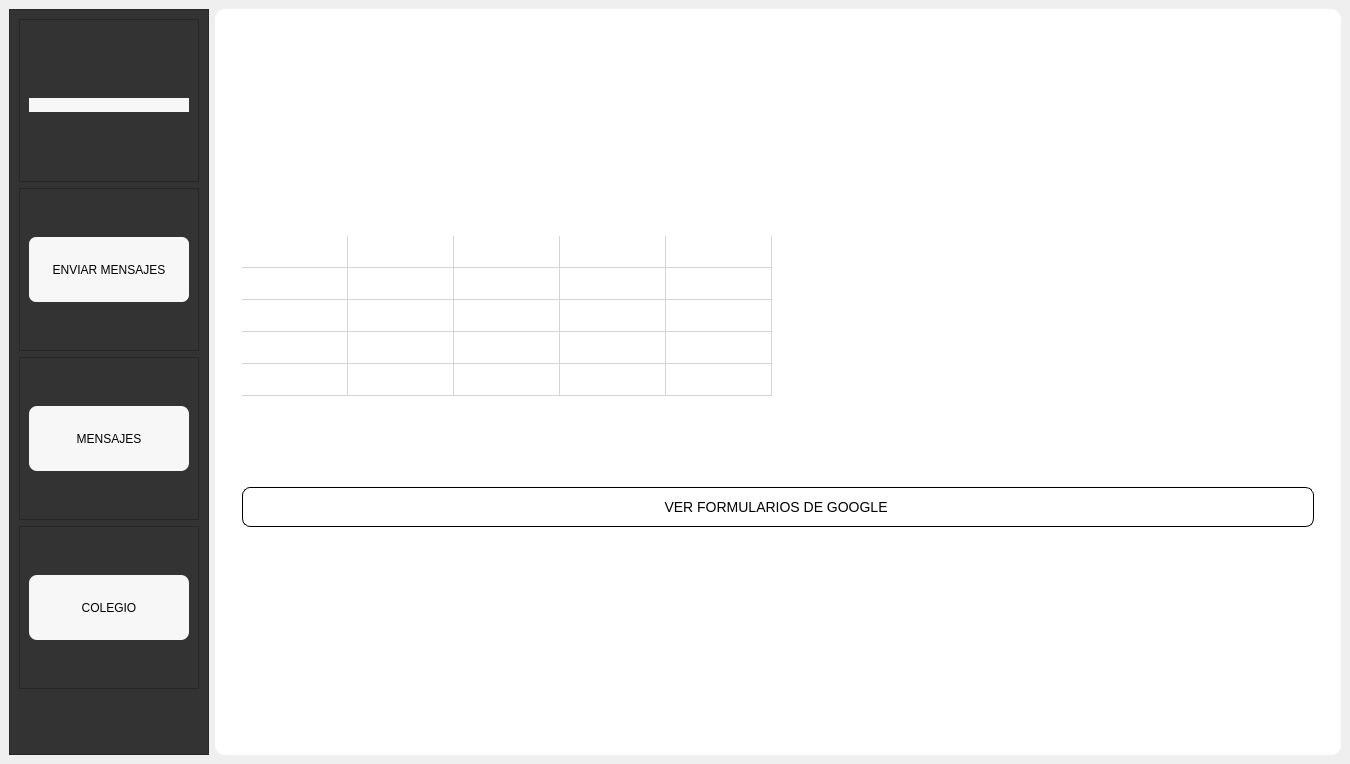
eduardez/SISINT, file Presentacion/UI_Files/UI_menu.ui: the form before one commit.
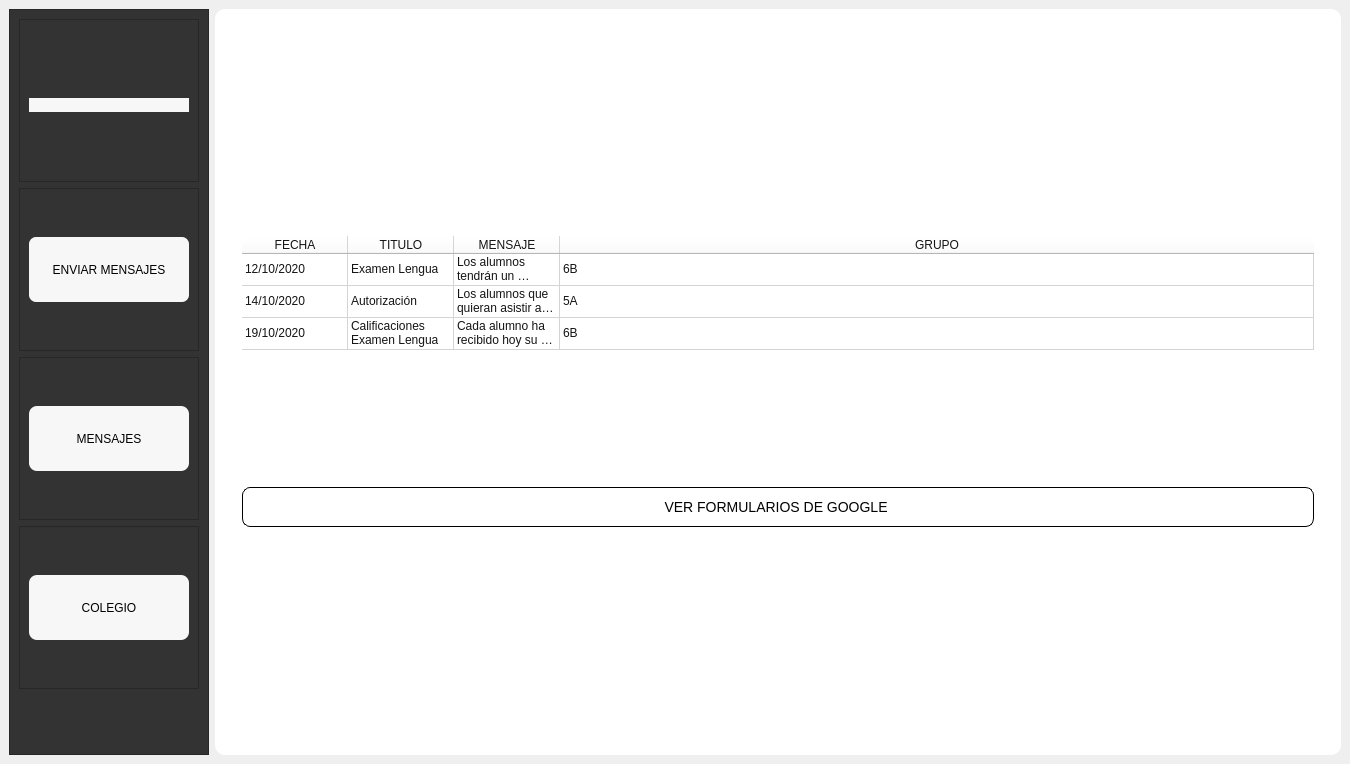
The form after the commit. The open tabs and pages were chosen to show the change. Icons and pictures are not drawn.

Diff of the .ui file:
```diff
--- a/Presentacion/UI_Files/UI_menu.ui
+++ b/Presentacion/UI_Files/UI_menu.ui
@@ -939,7 +939,7 @@
                  </size>
                 </property>
                 <attribute name="horizontalHeaderVisible">
-                 <bool>false</bool>
+                 <bool>true</bool>
                 </attribute>
                 <attribute name="horizontalHeaderCascadingSectionResizes">
                  <bool>false</bool>
@@ -948,10 +948,10 @@
                  <number>106</number>
                 </attribute>
                 <attribute name="horizontalHeaderShowSortIndicator" stdset="0">
-                 <bool>false</bool>
+                 <bool>true</bool>
                 </attribute>
                 <attribute name="horizontalHeaderStretchLastSection">
-                 <bool>false</bool>
+                 <bool>true</bool>
                 </attribute>
                 <attribute name="verticalHeaderVisible">
                  <bool>false</bool>
@@ -973,27 +973,17 @@
                 </attribute>
                 <row>
                  <property name="text">
-                  <string>New Row</string>
+                  <string>1</string>
                  </property>
                 </row>
                 <row>
                  <property name="text">
-                  <string>New Row</string>
+                  <string>2</string>
                  </property>
                 </row>
                 <row>
                  <property name="text">
-                  <string>New Row</string>
-                 </property>
-                </row>
-                <row>
-                 <property name="text">
-                  <string>New Row</string>
-                 </property>
-                </row>
-                <row>
-                 <property name="text">
-                  <string>New Row</string>
+                  <string>3</string>
                  </property>
                 </row>
                 <column>
@@ -1016,11 +1006,66 @@
                   <string>GRUPO</string>
                  </property>
                 </column>
-                <column>
+                <item row="0" column="0">
                  <property name="text">
-                  <string/>
+                  <string>12/10/2020</string>
                  </property>
-                </column>
+                </item>
+                <item row="0" column="1">
+                 <property name="text">
+                  <string>Examen Lengua</string>
+                 </property>
+                </item>
+                <item row="0" column="2">
+                 <property name="text">
+                  <string>Los alumnos tendrán un examen el próximo Lunes de Lengua</string>
+                 </property>
+                </item>
+                <item row="0" column="3">
+                 <property name="text">
+                  <string>6B</string>
+                 </property>
+                </item>
+                <item row="1" column="0">
+                 <property name="text">
+                  <string>14/10/2020</string>
+                 </property>
+                </item>
+                <item row="1" column="1">
+                 <property name="text">
+                  <string>Autorización</string>
+                 </property>
+                </item>
+                <item row="1" column="2">
+                 <property name="text">
+                  <string>Los alumnos que quieran asistir al teatro el proximo miercoles deberan entregar la autorización</string>
+                 </property>
+                </item>
+                <item row="1" column="3">
+                 <property name="text">
+                  <string>5A</string>
+                 </property>
+                </item>
+                <item row="2" column="0">
+                 <property name="text">
+                  <string>19/10/2020</string>
+                 </property>
+                </item>
+                <item row="2" column="1">
+                 <property name="text">
+                  <string>Calificaciones Examen Lengua</string>
+                 </property>
+                </item>
+                <item row="2" column="2">
+                 <property name="text">
+                  <string>Cada alumno ha recibido hoy su calificación del examen realizado esta semana.</string>
+                 </property>
+                </item>
+                <item row="2" column="3">
+                 <property name="text">
+                  <string>6B</string>
+                 </property>
+                </item>
                </widget>
               </item>
               <item>
```
Left out of the diff: 18 changed lines with no effect on the pictures.
